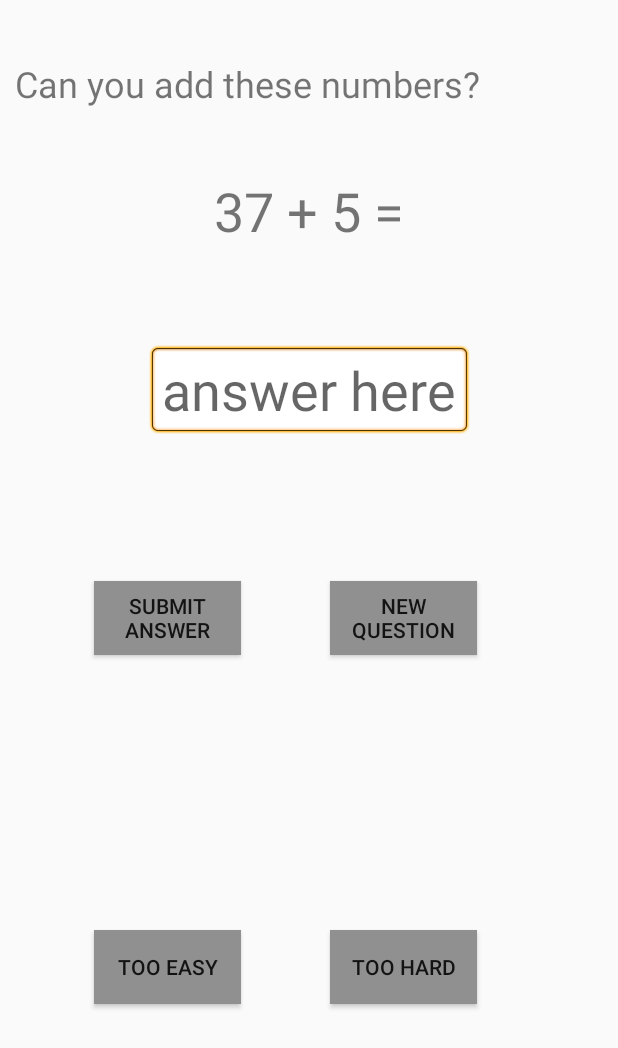
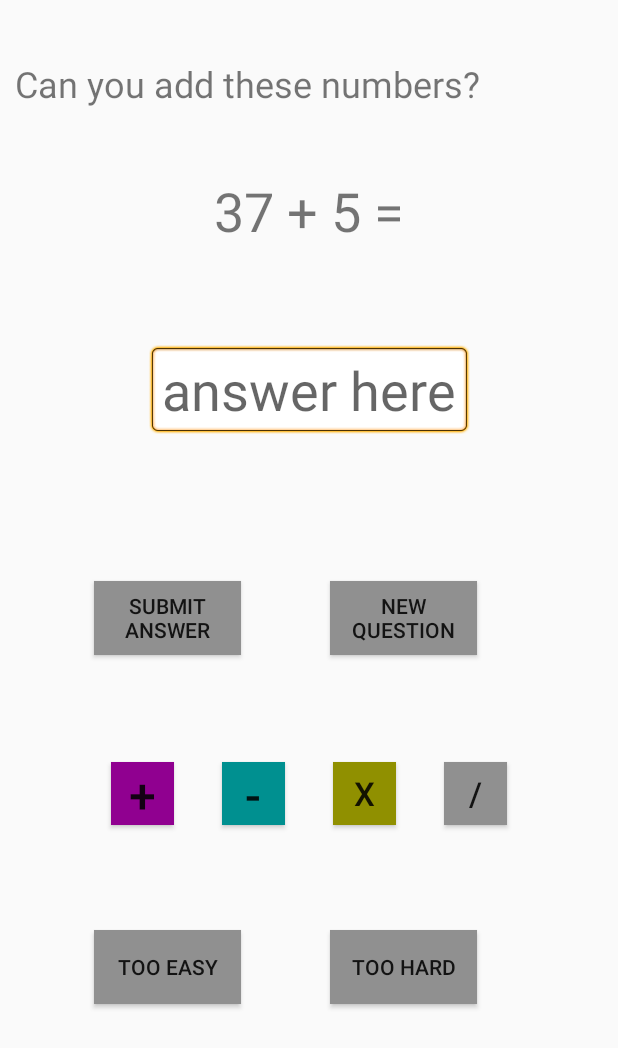
Before and after one commit to katlilly/teragram, an Android app: the layout content_main.xml on its own in the app's theme, with its tools: preview values and no code run, on a phone screen of 412 x 824 dp. Shown: the top 1048 px of the screen. Run offline under Robolectric (Android 15) with nearby library versions, the phone set to English and light mode, and no system bars.

Commit message:
added other operators

```diff
--- a/Teragram/app/src/main/res/layout/content_main.xml
+++ b/Teragram/app/src/main/res/layout/content_main.xml
@@ -77,6 +77,62 @@
         app:layout_constraintVertical_bias="0.5" />
 
     <Button
+        android:id="@+id/plus"
+        android:layout_width="42dp"
+        android:layout_height="42dp"
+        android:background="#900090"
+        android:text="+"
+        android:textSize="32dp"
+        app:layout_constraintBottom_toBottomOf="parent"
+        app:layout_constraintHorizontal_bias="0.2"
+        app:layout_constraintLeft_toLeftOf="parent"
+        app:layout_constraintRight_toRightOf="parent"
+        app:layout_constraintTop_toTopOf="parent"
+        app:layout_constraintVertical_bias="0.65" />
+
+    <Button
+        android:id="@+id/minus"
+        android:layout_width="42dp"
+        android:layout_height="42dp"
+        android:background="#009090"
+        android:text="-"
+        android:textSize="32dp"
+        app:layout_constraintBottom_toBottomOf="parent"
+        app:layout_constraintHorizontal_bias="0.4"
+        app:layout_constraintLeft_toLeftOf="parent"
+        app:layout_constraintRight_toRightOf="parent"
+        app:layout_constraintTop_toTopOf="parent"
+        app:layout_constraintVertical_bias="0.65" />
+
+    <Button
+        android:id="@+id/times"
+        android:layout_width="42dp"
+        android:layout_height="42dp"
+        android:background="#909000"
+        android:text="x"
+        android:textSize="22dp"
+        app:layout_constraintBottom_toBottomOf="parent"
+        app:layout_constraintHorizontal_bias="0.6"
+        app:layout_constraintLeft_toLeftOf="parent"
+        app:layout_constraintRight_toRightOf="parent"
+        app:layout_constraintTop_toTopOf="parent"
+        app:layout_constraintVertical_bias="0.65" />
+
+    <Button
+        android:id="@+id/divide"
+        android:layout_width="42dp"
+        android:layout_height="42dp"
+        android:background="#909090"
+        android:text="/"
+        android:textSize="22dp"
+        app:layout_constraintBottom_toBottomOf="parent"
+        app:layout_constraintHorizontal_bias="0.8"
+        app:layout_constraintLeft_toLeftOf="parent"
+        app:layout_constraintRight_toRightOf="parent"
+        app:layout_constraintTop_toTopOf="parent"
+        app:layout_constraintVertical_bias="0.65" />
+
+    <Button
         android:id="@+id/tooEasy"
         android:layout_width="98dp"
         android:layout_height="49dp"
```
Also changed, not shown: Teragram/app/src/main/java/org/duckdns/daisyburn/teragram/MainActivity.java (+61 -15 lines).
